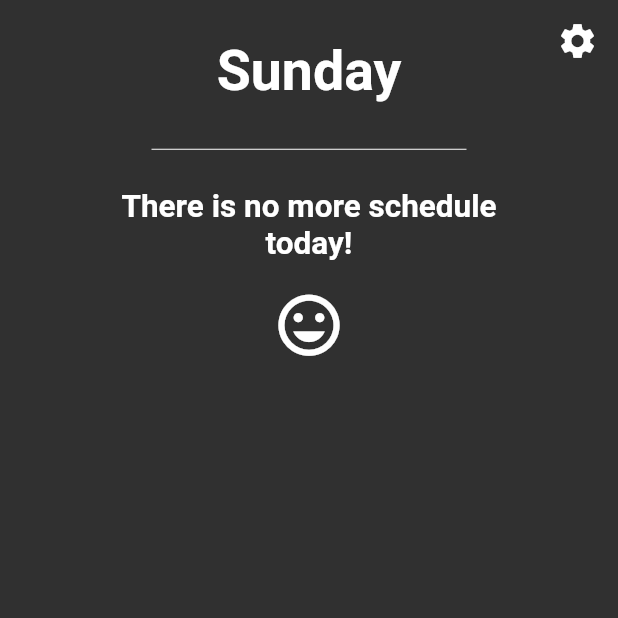
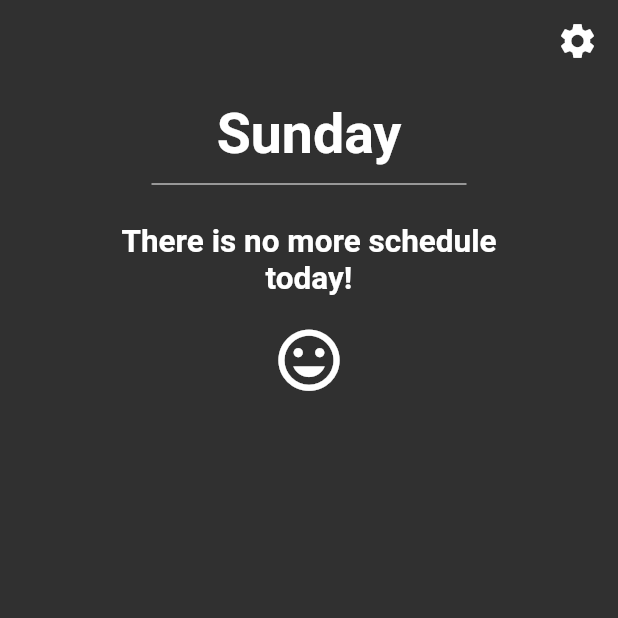
Before and after one commit to novelworm777/flutter-app-project, a Flutter app: the screen it shows after launch, on a phone screen of 412 x 824 dp, the top half of it. Run offline on Flutter 3.47's test engine with Material 2 defaults, Android fonts, the light colour scheme and no system bars; our stand-ins replace cloud_firestore, firebase_core, flutter_form_builder, flutter_slidable; accounts and stored records are empty.

Commit message:
update schedule page UI

```diff
--- a/lib/screens/schedule_page.dart
+++ b/lib/screens/schedule_page.dart
@@ -23,30 +23,36 @@ class _SchedulePageState extends State<SchedulePage> {
           mainAxisAlignment: MainAxisAlignment.spaceEvenly,
           children: [
             Expanded(
-              flex: 1,
+              flex: 2,
               child: Row(
                 children: [
                   Expanded(child: Container()),
                   Expanded(
                     flex: 5,
-                    child: Text(
-                      widget.weekday,
-                      textAlign: TextAlign.center,
-                      style: kWeekdayTitleStyle,
+                    child: Column(
+                      mainAxisAlignment: MainAxisAlignment.end,
+                      children: [
+                        Text(
+                          widget.weekday,
+                          textAlign: TextAlign.center,
+                          style: kWeekdayTitleStyle,
+                        ),
+                        const SizedBox(height: 7.0),
+                        const SizedBox(
+                          height: 10.0,
+                          width: 210.0,
+                          child: Divider(color: Colors.white),
+                        ),
+                      ],
                     ),
                   ),
                   const AppSettings(),
                 ],
               ),
             ),
-            const SizedBox(
-              height: 10.0,
-              width: 210.0,
-              child: Divider(color: Colors.white),
-            ),
             const SizedBox(height: 21.0),
             Expanded(
-              flex: 7,
+              flex: 10,
               child: widget._scheduleBrain.getEvents(),
             ),
             const SizedBox(height: 37.0)
```
